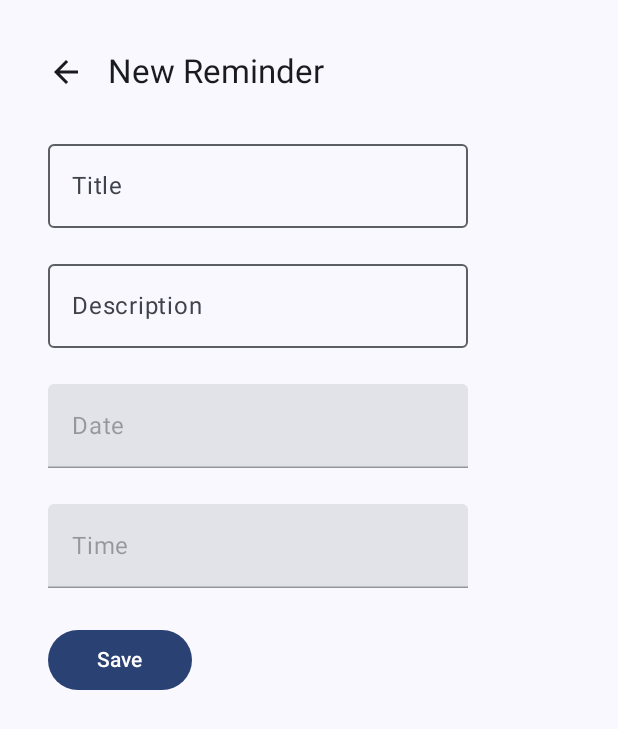
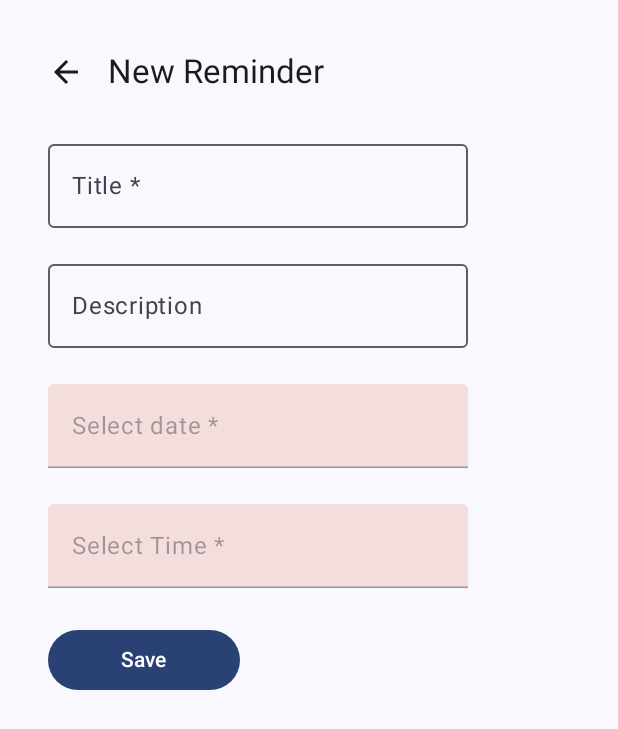
Before and after one commit to reisack/easy-reminder-v2, an Android app built with Jetpack Compose: the screen it shows after launch (MainActivity), after a tap on "Add a reminder", on a phone screen of 412 x 824 dp. Shown: the top 729 px of the screen. Run offline under Robolectric (Android 15) with nearby library versions, the phone set to English and light mode, and no system bars; our stand-ins replace Dagger/Hilt's generated code, Room's generated code.

Commit message:
Design (WIP)

```diff
--- a/app/src/main/java/rek/remindme/ui/components/ReminderUpsertComponents.kt
+++ b/app/src/main/java/rek/remindme/ui/components/ReminderUpsertComponents.kt
@@ -7,6 +7,7 @@ import androidx.compose.material3.DatePickerDialog
 import androidx.compose.material3.ExperimentalMaterial3Api
 import androidx.compose.material3.Text
 import androidx.compose.material3.TextField
+import androidx.compose.material3.TextFieldDefaults
 import androidx.compose.material3.rememberDatePickerState
 import androidx.compose.runtime.Composable
 import androidx.compose.runtime.mutableStateOf
@@ -18,6 +19,7 @@ import rek.remindme.R
 import rek.remindme.common.DateTimeHelper
 import rek.remindme.ui.reminder.ReminderEditUiState
 import rek.remindme.ui.theme.MyApplicationTheme
+import rek.remindme.ui.theme.Red20
 import java.util.Date
 
 @Composable
@@ -30,11 +32,12 @@ fun ReminderTimeField(
     TextField(
         modifier = Modifier.clickable { timePickerDialogOpened.value = true },
         placeholder = {
-            Text(text = stringResource(R.string.time_field_title))
+            Text(text = stringResource(R.string.time_field_title) + " *")
         },
         value = DateTimeHelper.instance.getReadableTime(reminderEditUiState.hour, reminderEditUiState.minute),
         onValueChange = {},
-        enabled = false
+        enabled = false,
+        colors = TextFieldDefaults.colors(disabledContainerColor = Red20)
     )
 
     if (timePickerDialogOpened.value) {
@@ -63,12 +66,11 @@ fun ReminderDateField(
 
     TextField(
         modifier = Modifier.clickable { datePickerDialogOpened.value = true },
-        placeholder = {
-            Text(text = stringResource(R.string.date_field_title))
-        },
+        placeholder = { Text(text = stringResource(R.string.date_field_title) + " *") },
         value = DateTimeHelper.instance.getReadableDate(reminderEditUiState.unixTimestampDate),
         onValueChange = {},
-        enabled = false
+        enabled = false,
+        colors = TextFieldDefaults.colors(disabledContainerColor = Red20)
     )
 
     if (datePickerDialogOpened.value) {
--- a/app/src/main/java/rek/remindme/ui/reminder/ReminderListScreen.kt
+++ b/app/src/main/java/rek/remindme/ui/reminder/ReminderListScreen.kt
@@ -45,6 +45,7 @@ import rek.remindme.common.DateTimeHelper
 import rek.remindme.data.local.database.Reminder
 import rek.remindme.ui.components.SimpleAlertDialog
 import rek.remindme.ui.theme.MyApplicationTheme
+import rek.remindme.ui.theme.Red80
 
 @OptIn(ExperimentalLayoutApi::class)
 @Composable
@@ -71,7 +72,10 @@ fun ReminderListScreen(
             )
         },
         floatingActionButton = {
-            FloatingActionButton(onClick = onNewReminder) {
+            FloatingActionButton(
+                onClick = onNewReminder,
+                containerColor = Red80
+            ) {
                 Icon(imageVector = Icons.Filled.Add, contentDescription = stringResource(R.string.add_reminder_desc))
             }
         },
--- a/app/src/main/java/rek/remindme/ui/reminder/ReminderUpsertScreen.kt
+++ b/app/src/main/java/rek/remindme/ui/reminder/ReminderUpsertScreen.kt
@@ -182,7 +182,7 @@ internal fun ReminderUpsertScreenContent(
         ReminderUpsertScreenContentRow {
             OutlinedTextField(
                 singleLine = true,
-                placeholder = { Text(text = stringResource(R.string.title_field_title)) },
+                placeholder = { Text(text = stringResource(R.string.title_field_title) + " *") },
                 value = reminderEditUiState.title,
                 onValueChange = onTitleChanged
             )
@@ -211,7 +211,7 @@ internal fun ReminderUpsertScreenContent(
         }
 
         ReminderUpsertScreenContentRow {
-            Button(modifier = Modifier.width(96.dp), onClick = onSave) {
+            Button(modifier = Modifier.width(128.dp), onClick = onSave) {
                 Text(text = stringResource(R.string.save_button_label))
             }
         }
--- a/app/src/main/java/rek/remindme/ui/theme/Color.kt
+++ b/app/src/main/java/rek/remindme/ui/theme/Color.kt
@@ -9,3 +9,6 @@ val Pink80 = Color(0xFFEFB8C8)
 val Purple40 = Color(0xFF6650a4)
 val PurpleGrey40 = Color(0xFF625b71)
 val Pink40 = Color(0xFF7D5260)
+
+val Red80 = Color(0xFFBC2C2C)
+val Red20 = Color(0xFFF4DDDD)
--- a/app/src/main/java/rek/remindme/ui/theme/Theme.kt
+++ b/app/src/main/java/rek/remindme/ui/theme/Theme.kt
@@ -16,13 +16,13 @@ import androidx.compose.ui.platform.LocalView
 import androidx.core.view.WindowCompat
 
 private val _darkColorScheme = darkColorScheme(
-    primary = Purple80,
+    primary = Red80,
     secondary = PurpleGrey80,
     tertiary = Pink80
 )
 
 private val _lightColorScheme = lightColorScheme(
-    primary = Purple40,
+    primary = Red80,
     secondary = PurpleGrey40,
     tertiary = Pink40
 
--- a/app/src/main/res/values/strings.xml
+++ b/app/src/main/res/values/strings.xml
@@ -28,8 +28,8 @@
     <string name="add_reminder_desc">Add a reminder</string>
     <string name="title_field_title">Title</string>
     <string name="description_field_title">Description</string>
-    <string name="time_field_title">Time</string>
-    <string name="date_field_title">Date</string>
+    <string name="time_field_title">Select Time</string>
+    <string name="date_field_title">Select date</string>
     <string name="confirm_button_label">Confirm</string>
     <string name="cancel_button_label">Cancel</string>
     <string name="select_time_label">Select time</string>
```
Also changed, not shown: 1 other file.
